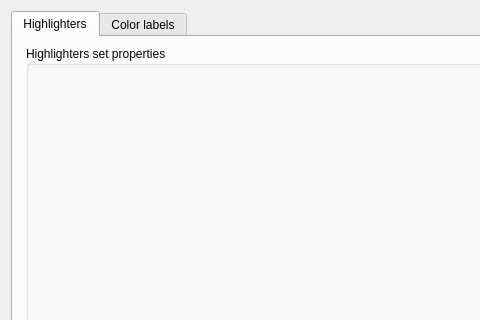
This is src/ui/include/highlightersdialog.ui in 64x-lunicorn/LogSquirl as Qt 5 draws it before an edit; both pictures show x 0 to 480 and y 0 to 320 of the 960 by 720 pixel window. The edited form follows.
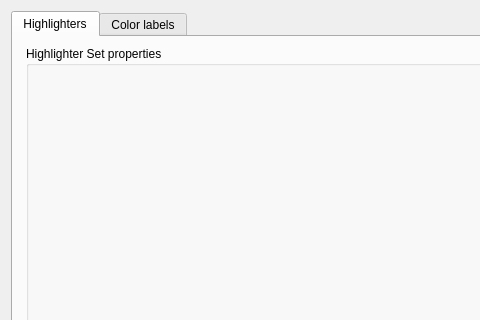
This is the edited form.

Commit message:
fix(highlighters): tell a Highlighter Set's buttons from a Highlighter's (#887)
A new Highlighter Set is named "New Highlighter Set" through tr(), no
longer the untranslated "New Highlighter set". The properties group box
says "Highlighter Set properties", spelled like the glossary.

The set list's buttons already name the Highlighter Set since the Group
List (wave 1); a UI test now pins that no two buttons of the dialog share
a tooltip and that both rows name what they act on.

Diff of the .ui file:
```diff
--- a/src/ui/include/highlightersdialog.ui
+++ b/src/ui/include/highlightersdialog.ui
@@ -44,7 +44,7 @@
          </widget>
          <widget class="QGroupBox" name="groupBox">
           <property name="title">
-           <string>Highlighters set properties</string>
+           <string>Highlighter Set properties</string>
           </property>
           <layout class="QVBoxLayout" name="verticalLayout_2">
            <item>
```
The commit also changes 2 other files.
